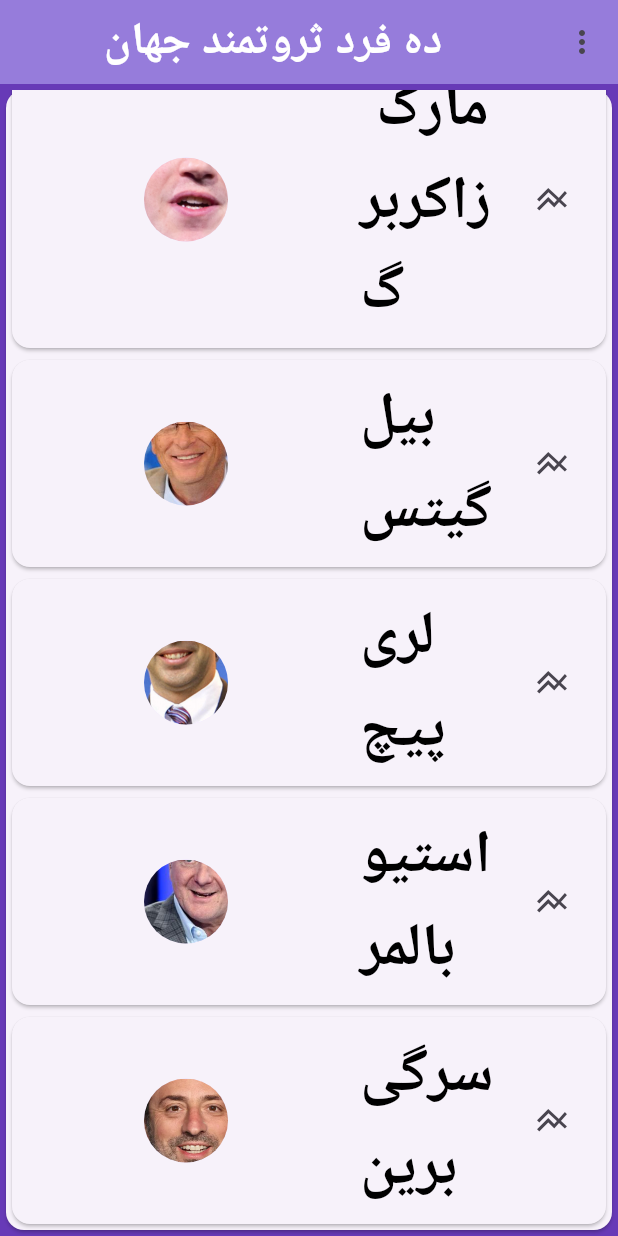
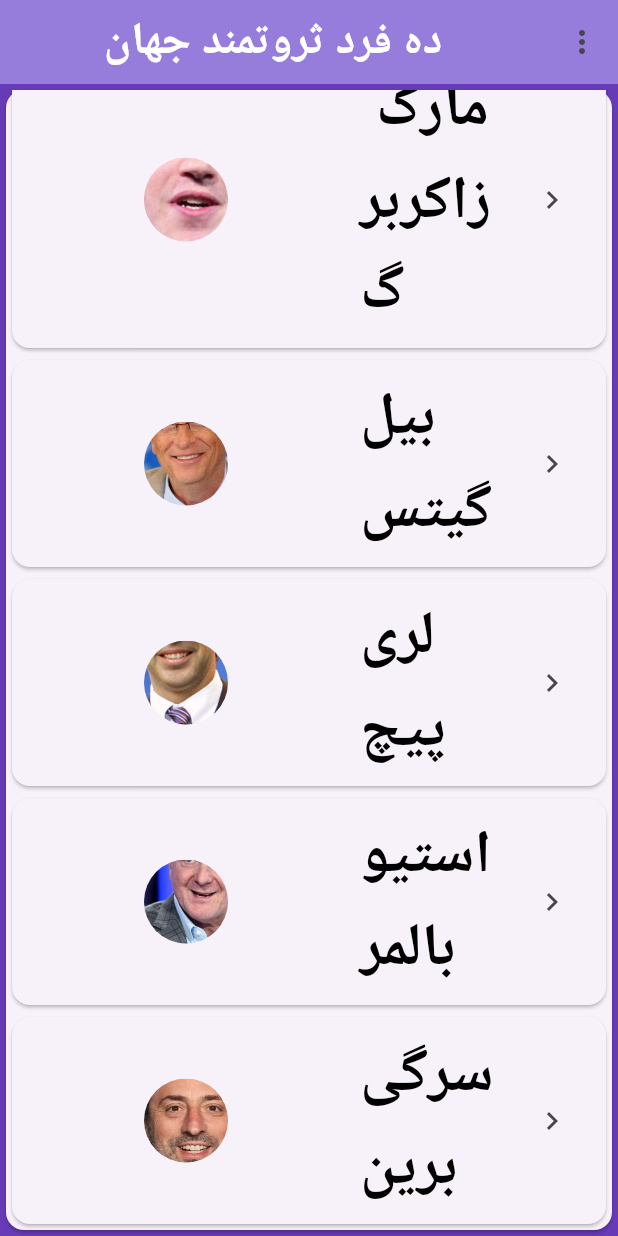
Before and after one commit to Mohammadi22/top_ten_people, a Flutter app: the screen it shows after launch, scrolled down 890 dp, on a phone screen of 412 x 824 dp. Run offline on Flutter 3.47's test engine with Material 3 defaults, Android fonts, the light colour scheme and no system bars.

```diff
--- a/lib/Home.dart
+++ b/lib/Home.dart
@@ -161,7 +161,7 @@ class _HomeState extends State<Home> {
                   },
                   child: Card(
                     child: ListTile(
-                      trailing: Icon(Icons.line_axis),
+                      trailing: Icon(Icons.chevron_right),
                       leading: CircleAvatar(backgroundImage: AssetImage('assets/Larry-Ellison-7.webp'),
                       radius: 100.0,
                       ),
@@ -184,7 +184,7 @@ class _HomeState extends State<Home> {
                   },
                   child: Card(
                     child: ListTile(
-                      trailing: Icon(Icons.line_axis),
+                      trailing: Icon(Icons.chevron_right),
                       leading: CircleAvatar(backgroundImage: AssetImage('assets/tt.jpg'),
                       radius: 100.0,),
                       title: Center(
@@ -206,7 +206,7 @@ class _HomeState extends State<Home> {
                   },
                   child: Card(
                     child: ListTile(
-                      trailing: Icon(Icons.line_axis),
+                      trailing: Icon(Icons.chevron_right),
                       leading: CircleAvatar(backgroundImage: AssetImage('assets/Mark_.jpg'),
                       radius: 100.0,
                       ),
@@ -231,7 +231,7 @@ class _HomeState extends State<Home> {
                   },
                   child: Card(
                     child: ListTile(
-                      trailing: Icon(Icons.line_axis),
+                      trailing: Icon(Icons.chevron_right),
                       leading: CircleAvatar(backgroundImage: AssetImage('assets/bill-gates3501.jpg'),
                       radius: 100.0,
                       ),
@@ -254,7 +254,7 @@ class _HomeState extends State<Home> {
                   },
                   child: Card(
                     child: ListTile(
-                      trailing: Icon(Icons.line_axis),
+                      trailing: Icon(Icons.chevron_right),
                       leading: CircleAvatar(backgroundImage: AssetImage('assets/larry_page.jpg'),
                       radius: 100.0,
                       ),
@@ -277,7 +277,7 @@ class _HomeState extends State<Home> {
                   },
                   child: Card(
                     child: ListTile(
-                      trailing: Icon(Icons.line_axis),
+                      trailing: Icon(Icons.chevron_right),
                       leading: CircleAvatar(backgroundImage: AssetImage('assets/steven.jpg'),
                       radius: 100.0),
                       title: Center(
@@ -299,7 +299,7 @@ class _HomeState extends State<Home> {
                   },
                   child: Card(
                     child: ListTile(
-                      trailing: Icon(Icons.line_axis),
+                      trailing: Icon(Icons.chevron_right),
                       leading: CircleAvatar(backgroundImage: AssetImage('assets/sergi-berin.webp'),
                       radius: 100.0,
                       ),
--- a/pubspec.yaml
+++ b/pubspec.yaml
@@ -30,6 +30,7 @@ environment:
 dependencies:
   flutter:
     sdk: flutter
+  url_launcher: ^6.1.8
 
 
   # The following adds the Cupertino Icons font to your application.
```
Also changed, not shown: pubspec.lock, 1 other file.
